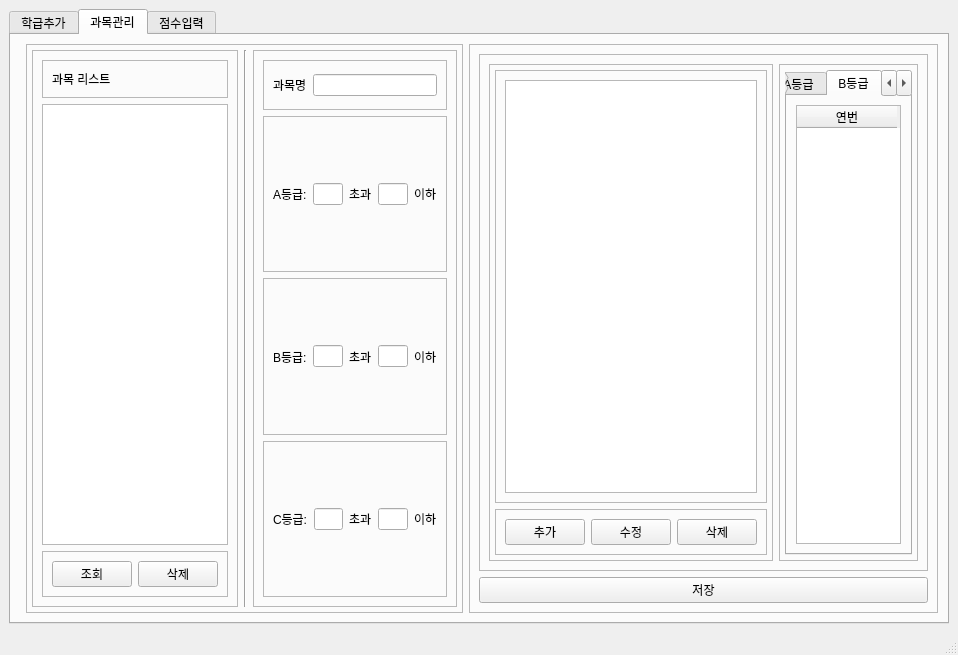
Qt form manager.ui (chlwodud77/student-assesment-manager) before a commit.
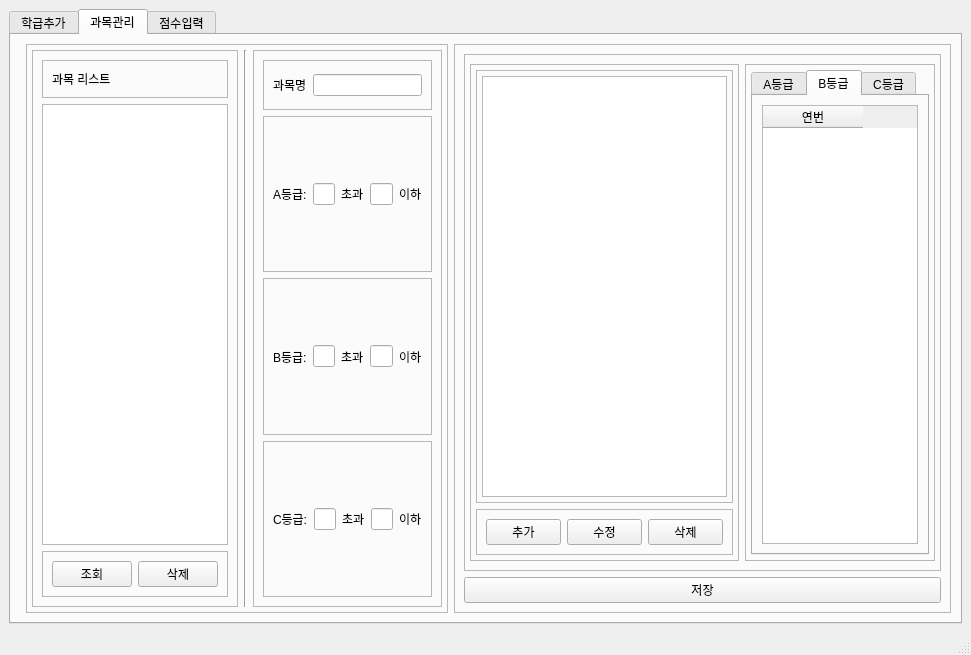
The same form after that commit. The open tabs and pages were chosen to show the change.

Commit message: modify subject manage layout

```diff
--- a/manager.ui
+++ b/manager.ui
@@ -474,8 +474,20 @@
               <enum>QFrame::Plain</enum>
              </property>
              <layout class="QHBoxLayout" name="horizontalLayout_9">
+              <property name="leftMargin">
+               <number>5</number>
+              </property>
+              <property name="rightMargin">
+               <number>5</number>
+              </property>
               <item>
                <widget class="QFrame" name="frame_6">
+                <property name="maximumSize">
+                 <size>
+                  <width>269</width>
+                  <height>16777215</height>
+                 </size>
+                </property>
                 <property name="frameShape">
                  <enum>QFrame::StyledPanel</enum>
                 </property>
@@ -504,6 +516,18 @@
                     <enum>QFrame::Raised</enum>
                    </property>
                    <layout class="QVBoxLayout" name="verticalLayout_14">
+                    <property name="leftMargin">
+                     <number>5</number>
+                    </property>
+                    <property name="topMargin">
+                     <number>5</number>
+                    </property>
+                    <property name="rightMargin">
+                     <number>5</number>
+                    </property>
+                    <property name="bottomMargin">
+                     <number>5</number>
+                    </property>
                     <item>
                      <widget class="QPlainTextEdit" name="grdAseEdit">
                       <property name="plainText">
@@ -552,6 +576,12 @@
               </item>
               <item>
                <widget class="QFrame" name="frame_3">
+                <property name="minimumSize">
+                 <size>
+                  <width>190</width>
+                  <height>0</height>
+                 </size>
+                </property>
                 <property name="frameShape">
                  <enum>QFrame::StyledPanel</enum>
                 </property>
```
Left out of the diff: 2 changed lines with no effect on the pictures. The commit also changes 3 other files.
